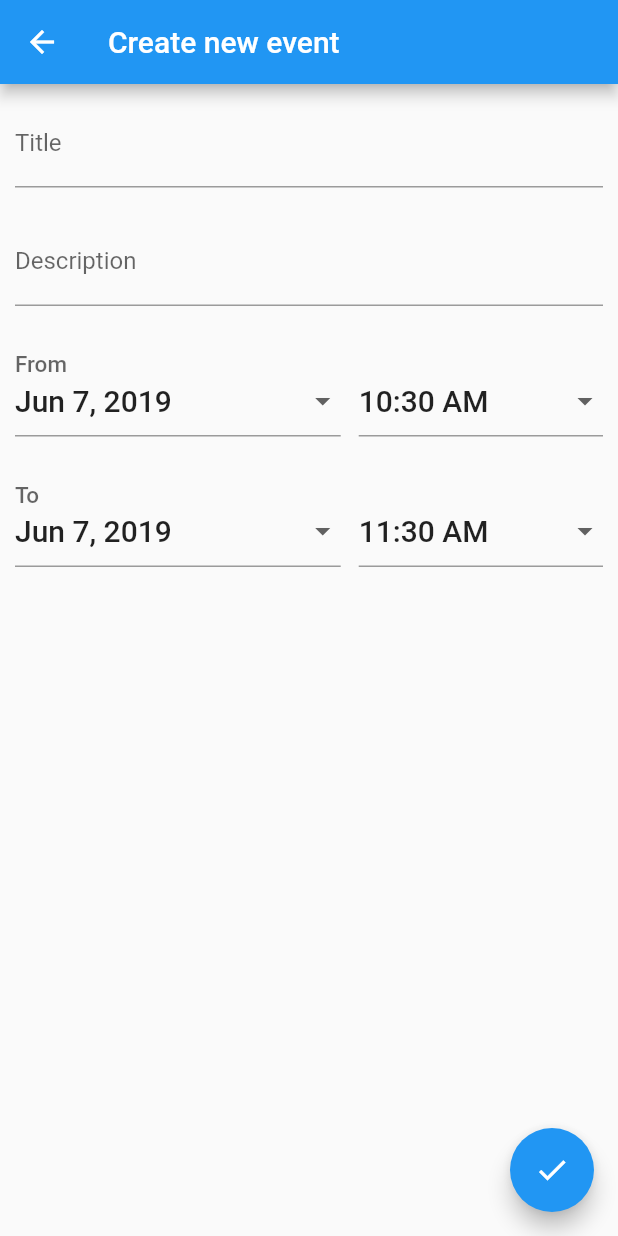
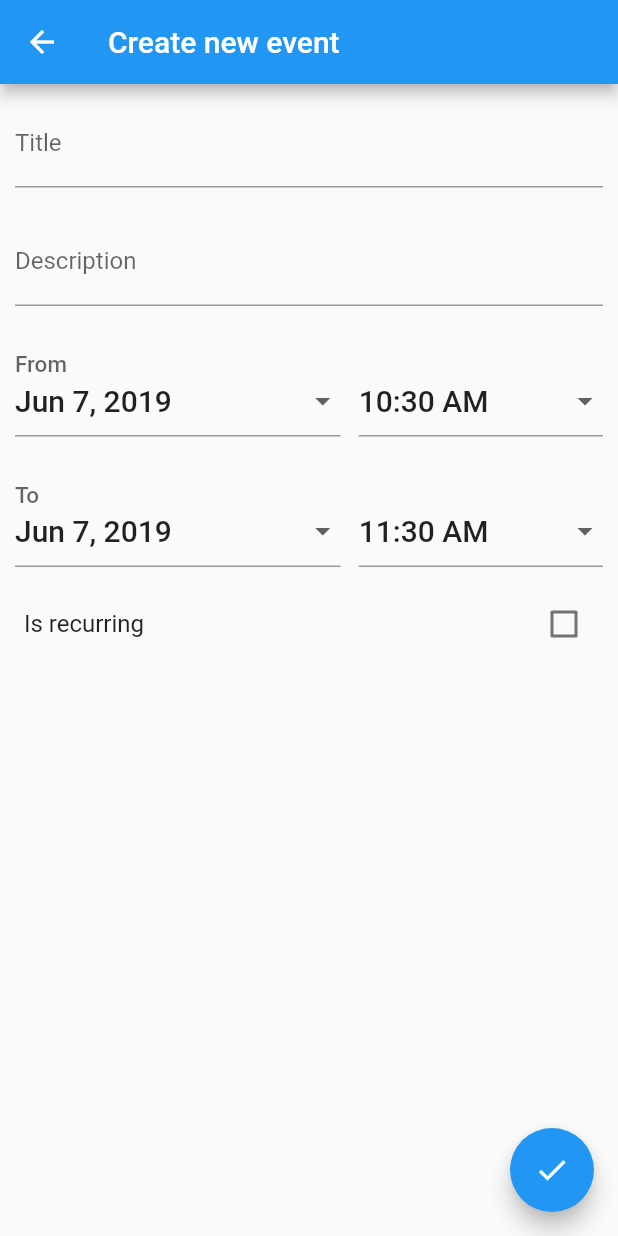
Before and after one commit to builttoroam/device_calendar, a Flutter app: the CalendarEventPage screen opened directly with empty values, on a phone screen of 412 x 824 dp. Run offline on Flutter 3.47's test engine with Material 2 defaults, Android fonts, the phone set to English and light mode, and no system bars.

Commit message:
updates on android side for saving recurring events

```diff
--- a/device_calendar/example_app/lib/presentation/date_time_picker.dart
+++ b/device_calendar/example_app/lib/presentation/date_time_picker.dart
@@ -46,7 +46,7 @@ class DateTimePicker extends StatelessWidget {
           flex: 4,
           child: new InputDropdown(
             labelText: labelText,
-            valueText: new DateFormat.yMMMd().format(selectedDate),
+            valueText: selectedDate == null ? '': new DateFormat.yMMMd().format(selectedDate),
             valueStyle: valueStyle,
             onPressed: () {
               _selectDate(context);
@@ -57,7 +57,7 @@ class DateTimePicker extends StatelessWidget {
         new Expanded(
           flex: 3,
           child: new InputDropdown(
-            valueText: selectedTime.format(context),
+            valueText: selectedTime?.format(context) ?? '',
             valueStyle: valueStyle,
             onPressed: () {
               _selectTime(context);
--- a/device_calendar/example_app/lib/presentation/pages/calendar_event.dart
+++ b/device_calendar/example_app/lib/presentation/pages/calendar_event.dart
@@ -3,6 +3,8 @@ import 'package:flutter/material.dart';
 import 'package:intl/intl.dart';
 
 import '../date_time_picker.dart';
+
+enum RecurrenceRuleEndType { MaxOccurrences, SpecifiedEndDate }
 
 class CalendarEventPage extends StatefulWidget {
   final Calendar _calendar;
@@ -12,13 +14,13 @@ class CalendarEventPage extends StatefulWidget {
 
   @override
   _CalendarEventPageState createState() {
-    return new _CalendarEventPageState(_calendar, _event);
+    return _CalendarEventPageState(_calendar, _event);
   }
 }
 
 class _CalendarEventPageState extends State<CalendarEventPage> {
-  final GlobalKey<FormState> _formKey = new GlobalKey<FormState>();
-  final GlobalKey<ScaffoldState> _scaffoldKey = new GlobalKey<ScaffoldState>();
+  final GlobalKey<FormState> _formKey = GlobalKey<FormState>();
+  final GlobalKey<ScaffoldState> _scaffoldKey = GlobalKey<ScaffoldState>();
   final Calendar _calendar;
 
   Event _event;
@@ -31,47 +33,54 @@ class _CalendarEventPageState extends State<CalendarEventPage> {
   TimeOfDay _endTime;
 
   bool _autovalidate = false;
+  bool _isRecurringEvent = false;
+  RecurrenceRuleEndType _recurrenceRuleEndType;
+
+  int _totalOccurrences;
+  int _interval;
+  DateTime _recurrenceEndDate;
+  TimeOfDay _recurrenceEndTime;
+
+  RecurrenceFrequency _recurrenceFrequency = RecurrenceFrequency.Daily;
 
   _CalendarEventPageState(this._calendar, this._event) {
-    _deviceCalendarPlugin = new DeviceCalendarPlugin();
+    _deviceCalendarPlugin = DeviceCalendarPlugin();
     if (this._event == null) {
-      _startDate = new DateTime.now();
-      _endDate = new DateTime.now().add(new Duration(hours: 1));
-      _event = new Event(this._calendar.id, start: _startDate, end: _endDate);
+      _startDate = DateTime.now();
+      _endDate = DateTime.now().add(Duration(hours: 1));
+      _event = Event(this._calendar.id, start: _startDate, end: _endDate);
+      _recurrenceEndDate = _endDate;
     } else {
       _startDate = _event.start;
       _endDate = _event.end;
     }
 
-    _startTime =
-        new TimeOfDay(hour: _startDate.hour, minute: _startDate.minute);
-    _endTime = new TimeOfDay(hour: _endDate.hour, minute: _endDate.minute);
+    _startTime = TimeOfDay(hour: _startDate.hour, minute: _startDate.minute);
+    _endTime = TimeOfDay(hour: _endDate.hour, minute: _endDate.minute);
+    _recurrenceEndTime = TimeOfDay(
+        hour: _recurrenceEndDate.hour, minute: _recurrenceEndDate.minute);
   }
 
   @override
   Widget build(BuildContext context) {
-    return new Scaffold(
+    return Scaffold(
         key: _scaffoldKey,
-        appBar: new AppBar(
-          title: new Text(_event.eventId?.isEmpty ?? true
+        appBar: AppBar(
+          title: Text(_event.eventId?.isEmpty ?? true
               ? 'Create new event'
               : 'Edit event ${_event.title}'),
         ),
-        body: new SingleChildScrollView(
-          child: new Column(
+        body: SingleChildScrollView(
+          child: Column(
             children: <Widget>[
-              new Form(
+              Form(
                 autovalidate: _autovalidate,
                 key: _formKey,
-                child: new Column(
+                child: Column(
                   children: <Widget>[
-                    new Row(
-                      children: <Widget>[
-                        new Expanded(
-                            flex: 1,
-                            child: new Padding(
+                    Padding(
                       padding: const EdgeInsets.all(10.0),
-                              child: new TextFormField(
+                      child: TextFormField(
                         initialValue: _event.title,
                         decoration: const InputDecoration(
                             labelText: 'Title',
@@ -81,16 +90,10 @@ class _CalendarEventPageState extends State<CalendarEventPage> {
                           _event.title = value;
                         },
                       ),
-                            )),
-                      ],
                     ),
-                    new Row(
-                      children: <Widget>[
-                        new Expanded(
-                            flex: 1,
-                            child: new Padding(
+                    Padding(
                       padding: const EdgeInsets.all(10.0),
-                              child: new TextFormField(
+                      child: TextFormField(
                         initialValue: _event.description,
                         decoration: const InputDecoration(
                             labelText: 'Description',
@@ -99,68 +102,165 @@ class _CalendarEventPageState extends State<CalendarEventPage> {
                           _event.description = value;
                         },
                       ),
-                            )),
-                      ],
                     ),
-                    new Row(
-                      children: <Widget>[
-                        new Expanded(
-                            flex: 1,
-                            child: new Padding(
+                    Padding(
                       padding: const EdgeInsets.all(10.0),
-                                child: new DateTimePicker(
+                      child: DateTimePicker(
                         labelText: 'From',
                         selectedDate: _startDate,
                         selectedTime: _startTime,
                         selectDate: (DateTime date) {
                           setState(() {
                             _startDate = date;
-                                        _event.start = _combineDateWithTime(
-                                            _startDate, _startTime);
+                            _event.start =
+                                _combineDateWithTime(_startDate, _startTime);
+                          });
+                        },
+                        selectTime: (TimeOfDay time) {
+                          setState(
+                            () {
+                              _startTime = time;
+                              _event.start =
+                                  _combineDateWithTime(_startDate, _startTime);
+                            },
+                          );
+                        },
+                      ),
+                    ),
+                    Padding(
+                      padding: const EdgeInsets.all(10.0),
+                      child: DateTimePicker(
+                        labelText: 'To',
+                        selectedDate: _endDate,
+                        selectedTime: _endTime,
+                        selectDate: (DateTime date) {
+                          setState(
+                            () {
+                              _endDate = date;
+                              _event.end =
+                                  _combineDateWithTime(_endDate, _endTime);
+                            },
+                          );
+                        },
+                        selectTime: (TimeOfDay time) {
+                          setState(
+                            () {
+                              _endTime = time;
+                              _event.end =
+                                  _combineDateWithTime(_endDate, _endTime);
+                            },
+                          );
+                        },
+                      ),
+                    ),
+                    CheckboxListTile(
+                      value: _isRecurringEvent,
+                      title: Text('Is recurring'),
+                      onChanged: (isChecked) {
+                        setState(() {
+                          _isRecurringEvent = isChecked;
+                        });
+                      },
+                    ),
+                    if (_isRecurringEvent)
+                      Column(
+                        children: [
+                          ListTile(
+                            leading: Text('Frequency'),
+                            trailing: DropdownButton<RecurrenceFrequency>(
+                              onChanged: (selectedFrequency) {
+                                setState(() {
+                                  _recurrenceFrequency = selectedFrequency;
+                                });
+                              },
+                              value: _recurrenceFrequency,
+                              items: RecurrenceFrequency.values
+                                  .map(
+                                    (f) => DropdownMenuItem(
+                                          value: f,
+                                          child: _recurrenceFrequencyToText(f),
+                                        ),
+                                  )
+                                  .toList(),
+                            ),
+                          ),
+                          Padding(
+                            padding: const EdgeInsets.all(10.0),
+                            child: TextFormField(
+                              decoration: const InputDecoration(
+                                  labelText: 'Interval between events',
+                                  hintText: '1'),
+                              keyboardType: TextInputType.number,
+                              validator: _validateInterval,
+                              onSaved: (String value) {
+                                _interval = int.tryParse(value);
+                              },
+                            ),
+                          ),
+                          ListTile(
+                            leading: Text('Event ends'),
+                            trailing: DropdownButton<RecurrenceRuleEndType>(
+                              onChanged: (value) {
+                                setState(() {
+                                  _recurrenceRuleEndType = value;
+                                });
+                              },
+                              value: _recurrenceRuleEndType,
+                              items: RecurrenceRuleEndType.values
+                                  .map(
+                                    (f) => DropdownMenuItem(
+                                          value: f,
+                                          child:
+                                              _recurrenceRuleEndTypeToText(f),
+                                        ),
+                                  )
+                                  .toList(),
+                            ),
+                          ),
+                          if (_recurrenceRuleEndType ==
+                              RecurrenceRuleEndType.MaxOccurrences)
+                            Padding(
+                              padding: const EdgeInsets.all(10.0),
+                              child: TextFormField(
+                                decoration: const InputDecoration(
+                                    labelText: 'Max occurrences',
+                                    hintText: '1'),
+                                keyboardType: TextInputType.number,
+                                validator: _validateTotalOccurrences,
+                                onSaved: (String value) {
+                                  _totalOccurrences = int.tryParse(value);
+                                },
+                              ),
+                            ),
+                          if (_recurrenceRuleEndType ==
+                              RecurrenceRuleEndType.SpecifiedEndDate)
+                            Padding(
+                              padding: const EdgeInsets.all(10.0),
+                              child: DateTimePicker(
+                                labelText: 'Date',
+                                selectedDate: _recurrenceEndDate,
+                                selectedTime: _recurrenceEndTime,
+                                selectDate: (DateTime date) {
+                                  setState(() {
+                                    _recurrenceEndDate = date;
                                   });
                                 },
                                 selectTime: (TimeOfDay time) {
                                   setState(() {
-                                        _startTime = time;
-                                        _event.start = _combineDateWithTime(
-                                            _startDate, _startTime);
-                                      });
-                                    })))
-                      ],
-                    ),
-                    new Row(
-                      children: <Widget>[
-                        new Expanded(
-                            flex: 1,
-                            child: new Padding(
-                                padding: const EdgeInsets.all(10.0),
-                                child: new DateTimePicker(
-                                    labelText: 'To',
-                                    selectedDate: _endDate,
-                                    selectedTime: _endTime,
-                                    selectDate: (DateTime date) {
-                                      setState(() {
-                                        _endDate = date;
-                                        _event.end = _combineDateWithTime(
-                                            _endDate, _endTime);
+                                    _recurrenceEndTime = time;
                                   });
                                 },
-                                    selectTime: (TimeOfDay time) {
-                                      setState(() {
-                                        _endTime = time;
-                                        _event.end = _combineDateWithTime(
-                                            _endDate, _endTime);
-                                      });
-                                    })))
+                              ),
+                            ),
                         ],
-                    ),
+                      )
                   ],
                 ),
               )
             ],
           ),
         ),
-        floatingActionButton: new FloatingActionButton(
+        floatingActionButton: FloatingActionButton(
           onPressed: () async {
             final FormState form = _formKey.currentState;
             if (!form.validate()) {
@@ -168,6 +268,13 @@ class _CalendarEventPageState extends State<CalendarEventPage> {
               showInSnackBar('Please fix the errors in red before submitting.');
             } else {
               form.save();
+              if (_isRecurringEvent) {
+                _event.recurrenceRule = RecurrenceRule(_recurrenceFrequency,
+                    interval: _interval,
+                    totalOccurrences: _totalOccurrences,
+                    endDate: RecurrenceRuleEndType == RecurrenceRuleEndType.SpecifiedEndDate ? _combineDateWithTime(
+                        _recurrenceEndDate, _recurrenceEndTime) : null);
+              }
               var createEventResult =
                   await _deviceCalendarPlugin.createOrUpdateEvent(_event);
               if (createEventResult.isSuccess) {
@@ -177,8 +284,48 @@ class _CalendarEventPageState extends State<CalendarEventPage> {
               }
             }
           },
-          child: new Icon(Icons.check),
+          child: Icon(Icons.check),
         ));
+  }
+
+  Text _recurrenceFrequencyToText(RecurrenceFrequency recurrenceFrequency) {
+    switch (recurrenceFrequency) {
+      case RecurrenceFrequency.Daily:
+        return Text('Daily');
+      case RecurrenceFrequency.Weekly:
+        return Text('Weekly');
+      case RecurrenceFrequency.Monthly:
+        return Text('Monthly');
+      case RecurrenceFrequency.Yearly:
+        return Text('Yearly');
+      default:
+        return Text('');
+    }
+  }
+
+  Text _recurrenceRuleEndTypeToText(RecurrenceRuleEndType endType) {
+    switch (endType) {
+      case RecurrenceRuleEndType.MaxOccurrences:
+        return Text('After a set number of times');
+      case RecurrenceRuleEndType.SpecifiedEndDate:
+        return Text('Continues until a specified date');
+      default:
+        return Text('');
+    }
+  }
+
+  String _validateTotalOccurrences(String value) {
+    if (!value.isEmpty && int.tryParse(value) == null) {
+      return 'Total occurrences needs to be a valid number';
+    }
+    return null;
+  }
+
+  String _validateInterval(String value) {
+    if (!value.isEmpty && int.tryParse(value) == null) {
+      return 'Interval needs to be a valid number';
+    }
+    return null;
   }
 
   String _validateTitle(String value) {
@@ -190,14 +337,16 @@ class _CalendarEventPageState extends State<CalendarEventPage> {
   }
 
   DateTime _combineDateWithTime(DateTime date, TimeOfDay time) {
+    if (date == null && time == null) {
+      return null;
+    }
     final dateWithoutTime =
-        DateTime.parse(new DateFormat("y-MM-dd 00:00:00").format(_startDate));
+        DateTime.parse(DateFormat("y-MM-dd 00:00:00").format(date));
     return dateWithoutTime
-        .add(new Duration(hours: time.hour, minutes: time.minute));
+        .add(Duration(hours: time.hour, minutes: time.minute));
   }
 
   void showInSnackBar(String value) {
-    _scaffoldKey.currentState
-        .showSnackBar(new SnackBar(content: new Text(value)));
+    _scaffoldKey.currentState.showSnackBar(SnackBar(content: Text(value)));
   }
 }
--- a/device_calendar/lib/src/common/recurrence_frequency.dart
+++ b/device_calendar/lib/src/common/recurrence_frequency.dart
@@ -1 +1 @@
-enum RecurrencyFrequency { Daily, Weekly, Monthly, Yearly }
+enum RecurrenceFrequency { Daily, Weekly, Monthly, Yearly }
--- a/device_calendar/lib/src/models/attendee.dart
+++ b/device_calendar/lib/src/models/attendee.dart
@@ -1,4 +1,4 @@
-part of device_calendar;
+import '../common/error_messages.dart';
 
 /// A person attending an event
 class Attendee {
--- a/device_calendar/lib/src/models/calendar.dart
+++ b/device_calendar/lib/src/models/calendar.dart
@@ -1,5 +1,3 @@
-part of device_calendar;
-
 /// A calendar on the user's device
 class Calendar {
   /// The unique identifier for this calendar
--- a/device_calendar/lib/src/models/event.dart
+++ b/device_calendar/lib/src/models/event.dart
@@ -1,4 +1,6 @@
-part of device_calendar;
+import '../common/error_messages.dart';
+import 'attendee.dart';
+import 'recurrence_rule.dart';
 
 /// An event associated with a calendar
 class Event {
@@ -29,6 +31,7 @@ class Event {
   /// A list of attendees for this event
   List<Attendee> attendees;
 
+  /// The recurrence rule for this event
   RecurrenceRule recurrenceRule;
 
   Event(this.calendarId,
--- a/device_calendar/lib/src/models/result.dart
+++ b/device_calendar/lib/src/models/result.dart
@@ -1,5 +1,3 @@
-part of device_calendar;
-
 class Result<T> {
   /// Indicates if the request was successfull or not
   ///
--- a/device_calendar/lib/src/models/retrieve_events_params.dart
+++ b/device_calendar/lib/src/models/retrieve_events_params.dart
@@ -1,5 +1,3 @@
-part of device_calendar;
-
 class RetrieveEventsParams {
   final List<String> eventIds;
   final DateTime startDate;
--- a/device_calendar/pubspec.yaml
+++ b/device_calendar/pubspec.yaml
@@ -19,5 +19,5 @@ flutter:
     pluginClass: DeviceCalendarPlugin
 
 environment:
-  sdk: ">=2.0.0-dev.28.0 <3.0.0"
+  sdk: ">=2.2.2 <3.0.0"
   flutter: ">=0.1.4 <2.0.0"
```
Also changed, not shown: device_calendar/lib/device_calendar.dart (+8 -16 lines), device_calendar/lib/src/device_calendar.dart (+12 -1 lines), device_calendar/lib/src/models/recurrence_rule.dart (+15 -8 lines), 4 other files. Lines whose indentation alone changed are shown as unchanged.
